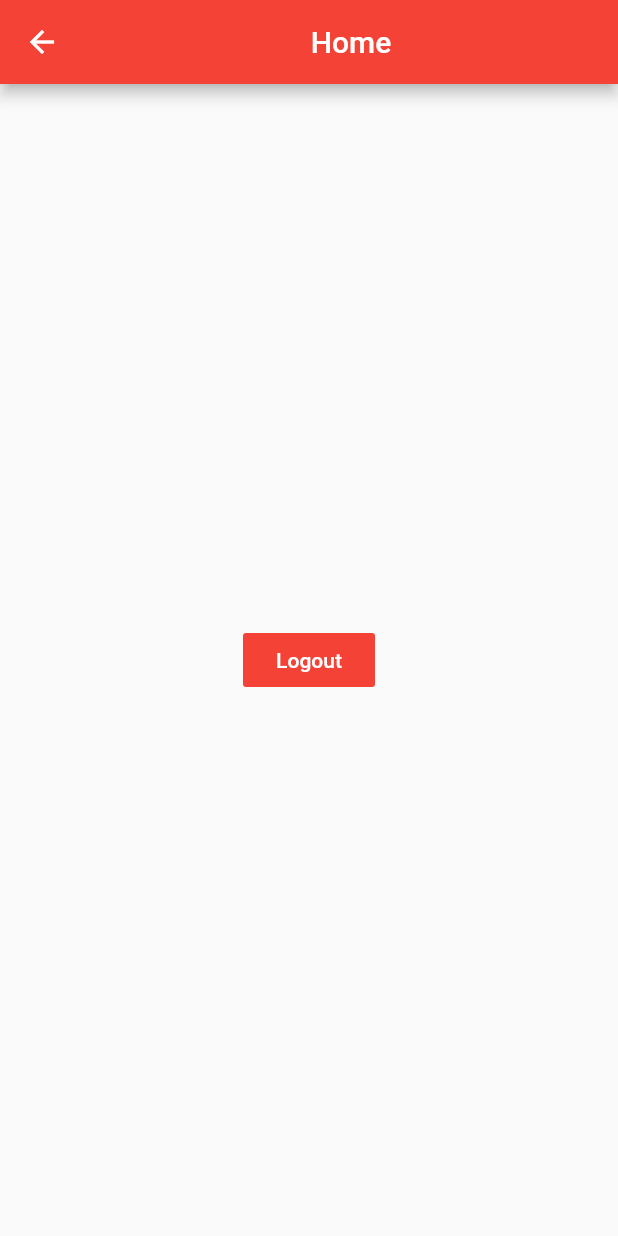
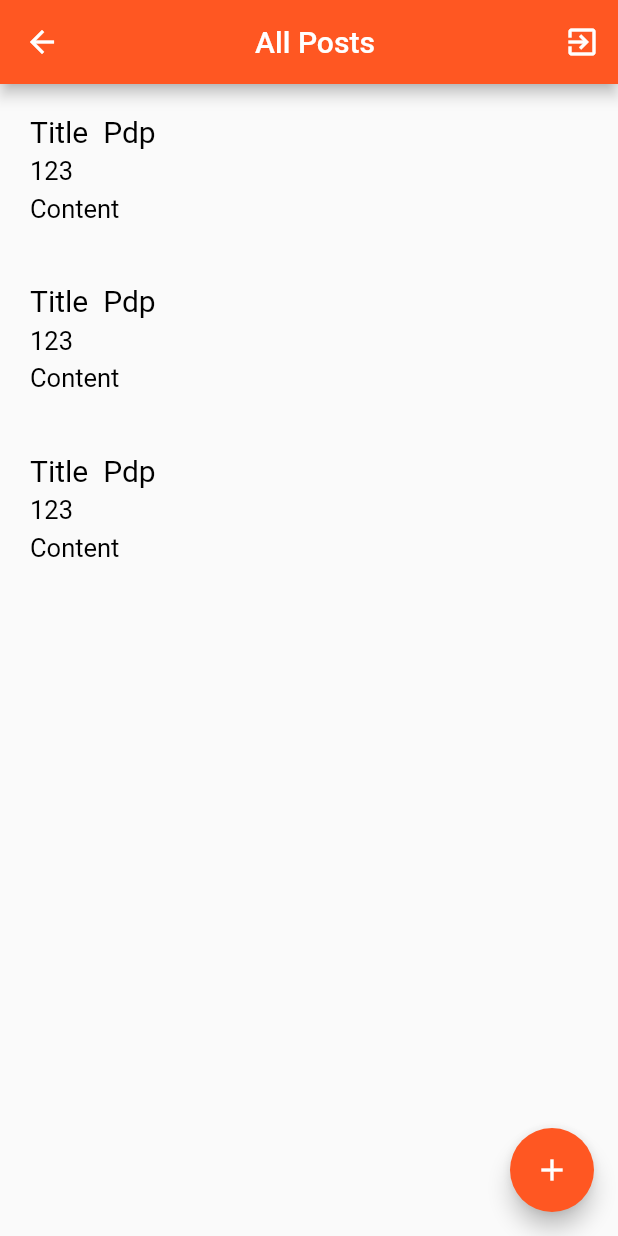
Before and after one commit to AtabekovnaM/herewego, a Flutter app: the HomePage screen opened by its route, on a phone screen of 412 x 824 dp. Run offline on Flutter 3.47's test engine with Material 2 defaults, Android fonts, the phone set to English and light mode, and no system bars; our stand-ins replace firebase_auth, firebase_database, fluttertoast, shared_preferences; accounts and stored records are empty.

Commit message:
My first commit

```diff
--- /dev/null
+++ b/lib/modal/post_modal.dart
@@ -0,0 +1,29 @@
+class Post {
+  String userId;
+  String firstname;
+  String lastname;
+  String content;
+  String data;
+
+  Post(String userId,String firstname, String content,String lastname,String data) {
+    this.userId = userId;
+    this.firstname = firstname;
+    this.lastname = lastname;
+    this.data = data;
+    this.content = content;
+  }
+  Post.fromJson(Map<String, dynamic> json)
+      : userId = json['userId'],
+        firstname = json['firstname'],
+        lastname = json['lastname'],
+        data = json['data'],
+        content = json['content'];
+
+  Map<String, dynamic> toJson() => {
+    'userId': userId,
+    'firstname': firstname,
+    'lastname': lastname,
+    'data': data,
+    'content': content,
+  };
+}
--- a/lib/pages/home_page.dart
+++ b/lib/pages/home_page.dart
@@ -1,30 +1,109 @@
 import 'package:flutter/material.dart';
+import 'package:herewego/modal/post_modal.dart';
+import 'package:herewego/pages/detail_page.dart';
 import 'package:herewego/service/auth_service.dart';
+import 'package:herewego/service/prefs_sevice.dart';
+import 'package:herewego/service/rtdb_service.dart';
 
 class HomePage extends StatefulWidget {
+
   static final String id = "home_page";
   @override
   _HomePageState createState() => _HomePageState();
 }
 
 class _HomePageState extends State<HomePage> {
+
+  List<Post> items = new List();
+  @override
+  void initState() {
+    // TODO: implement initState
+    super.initState();
+    items.add(new Post("123","Title","Content","Pdp","123"));
+    items.add(new Post("123","Title","Content","Pdp","123"));
+    items.add(new Post("123","Title","Content","Pdp","123"));
+    _apiGetPosts();
+  }
+
+
+
+  Future _openDetail() async{
+    Map results = await Navigator.of(context).push(new MaterialPageRoute(
+        builder: (BuildContext context){
+          return new DetailPage();
+        }
+    ));
+    if(results != null && results.containsKey("data")){
+      print(results['data']);
+      _apiGetPosts();
+    }
+  }
+
+  _apiGetPosts() async{
+    var id = await Prefs.loadUserId();
+    RTDBService.getPosts(id).then((posts) => {
+      _resPosts(posts),
+    });
+  }
+
+  _resPosts(List<Post> posts){
+    setState(() {
+      items = posts;
+    });
+  }
+
+
+
   @override
   Widget build(BuildContext context) {
     return Scaffold(
       appBar: AppBar(
-        backgroundColor: Colors.red,
+        backgroundColor: Colors.deepOrange,
+        actions: [
+          IconButton(
+              icon: Icon(Icons.exit_to_app,color: Colors.white,),
+              onPressed:(){
+                AuthService.signOutUser(context);
+              }
+          )
+        ],
         title: Center(
-          child: Text("Home"),
+          child: Text("All Posts"),
         ),
       ),
-      body: Center(
-        child: FlatButton(
-          onPressed: (){
-            AuthService.signOutUser(context);
-          },
-          color: Colors.red,
-          child: Text("Logout",style: TextStyle(color: Colors.white),),
-        ),
+      body: ListView.builder(
+          itemCount: items.length,
+          itemBuilder: (ctx,i){
+            return itemOfList(items[i]);
+          }
+      ),
+      floatingActionButton: FloatingActionButton(
+        onPressed: _openDetail,
+        child: Icon(Icons.add),
+        backgroundColor: Colors.deepOrange,
+      ),
+    );
+  }
+
+  Widget itemOfList(Post post){
+    return Container(
+      padding: EdgeInsets.all(20),
+      child: Column(
+        crossAxisAlignment: CrossAxisAlignment.start,
+        children: [
+         Row(
+           children: [
+             Text(post.firstname,style: TextStyle(color: Colors.black,fontSize: 20),),
+             SizedBox(width: 10,),
+             Text(post.lastname,style: TextStyle(color: Colors.black,fontSize: 20),),
+             SizedBox(height: 7,),
+           ],
+         ),
+          SizedBox(height: 5,),
+          Text(post.data,style: TextStyle(color: Colors.black,fontSize: 17),),
+          SizedBox(height: 5,),
+          Text(post.content,style: TextStyle(color: Colors.black,fontSize: 17),),
+        ],
       ),
     );
   }
--- a/lib/pages/signin_page.dart
+++ b/lib/pages/signin_page.dart
@@ -74,7 +74,7 @@ class _SignInPageState extends State<SignInPage> {
                   height: 45,
                   child: FlatButton(
                     onPressed: _doSignIn,
-                    color: Colors.red,
+                    color: Colors.blue,
                     child: Text(
                       "Sign In",
                       style: TextStyle(color: Colors.white),
--- a/lib/pages/signup_page.dart
+++ b/lib/pages/signup_page.dart
@@ -85,7 +85,7 @@ class _SignUpPageState extends State<SignUpPage> {
                   height: 45,
                   child: FlatButton(
                     onPressed: _doSignUp,
-                    color: Colors.red,
+                    color: Colors.blue,
                     child: Text("Sign Up",style: TextStyle(color: Colors.white),),
                   ),
                 ),
--- /dev/null
+++ b/lib/service/rtdb_service.dart
@@ -0,0 +1,23 @@
+import 'package:firebase_database/firebase_database.dart';
+import 'package:herewego/modal/post_modal.dart';
+
+class RTDBService {
+  static final _database = FirebaseDatabase.instance.reference();
+
+  static Future<Stream<Event>> addPost(Post post) async {
+    _database.child("posts").push().set(post.toJson());
+    return _database.onChildAdded;
+  }
+
+  static Future<List<Post>> getPosts(String id) async {
+    List<Post> items = new List();
+    Query _query = _database.reference().child("posts").orderByChild("userId").equalTo(id);
+    var snapshot = await _query.once();
+    var result = snapshot.value.values as Iterable;
+
+    for(var item in result) {
+      items.add(Post.fromJson(Map<String, dynamic>.from(item)));
+    }
+    return items;
+  }
+}
```
Also changed, not shown: lib/main.dart (+21 -2 lines), lib/pages/detail_page.dart (added, +104 -0 lines), 1 other file.
